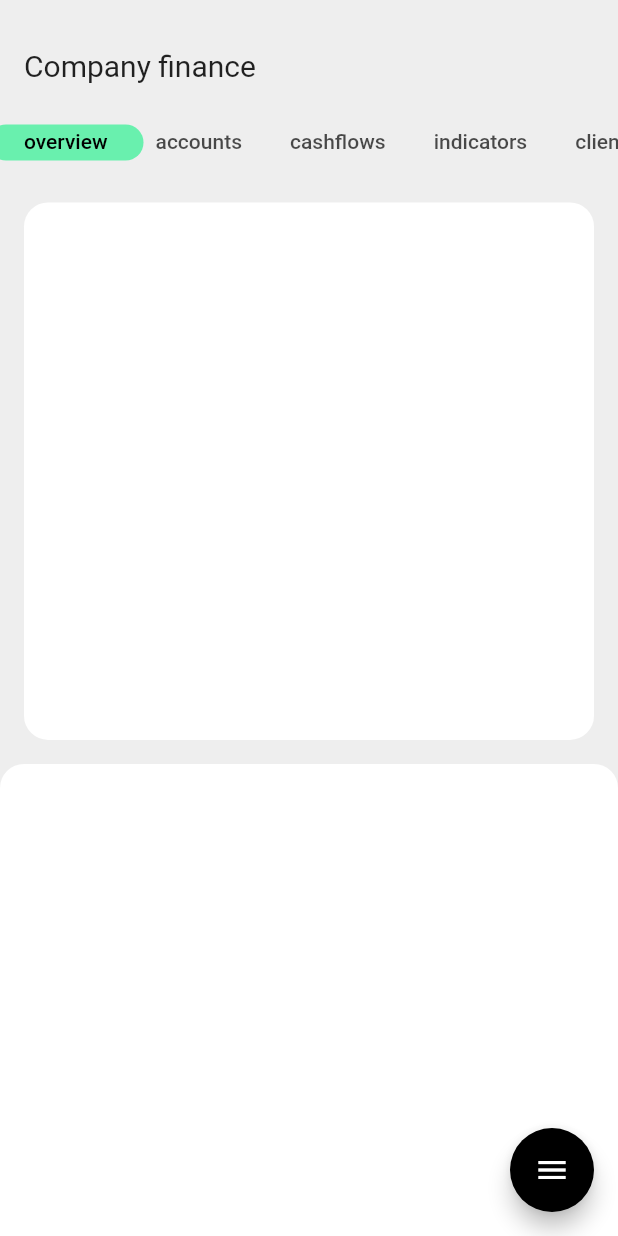
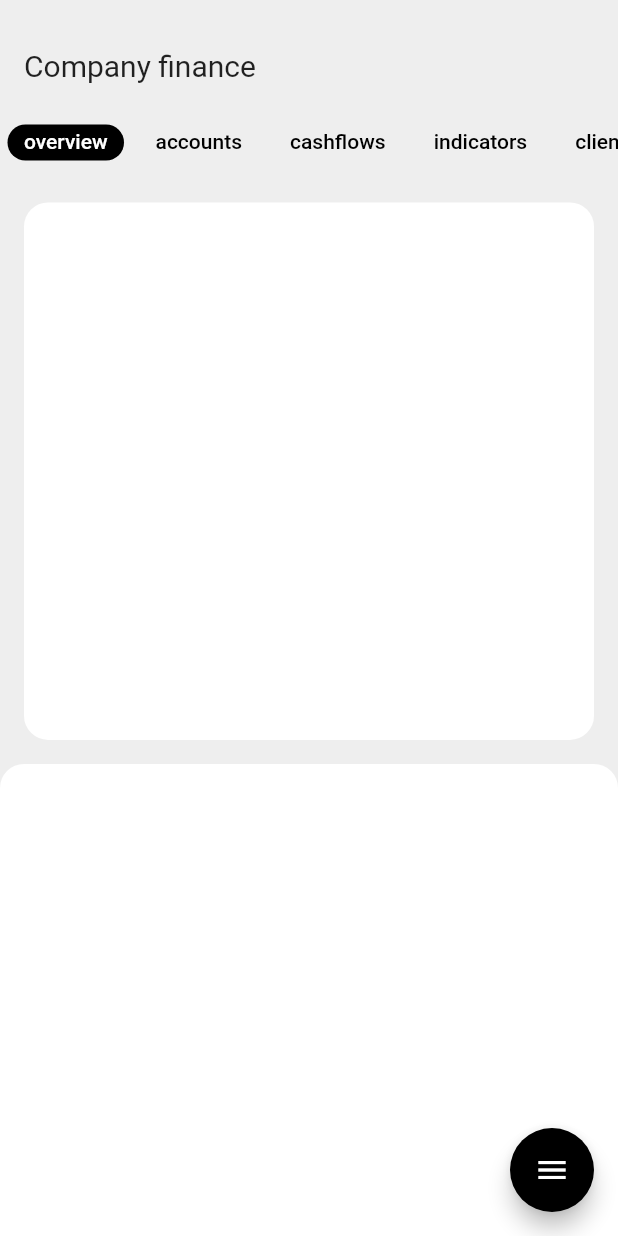
Before and after one commit to JAICHANGPARK/flutter_notebook_19th_story, a Flutter app: the screen it shows after launch, on a phone screen of 412 x 824 dp. Run offline on Flutter 3.47's test engine with Material 2 defaults, Android fonts, the phone set to English and light mode, and no system bars; our stand-ins replace bubble_tab_indicator, cached_network_image, countup, fl_chart, flutter_riverpod, freezed_annotation and 2 more.

Commit message:
Update biz_main_page.dart

```diff
--- a/lib/ep1136_business_assistance_app/src/ui/biz_main_page.dart
+++ b/lib/ep1136_business_assistance_app/src/ui/biz_main_page.dart
@@ -51,9 +51,16 @@ class _BizMainPageState extends State<BizMainPage> with SingleTickerProviderStat
                 child: TabBar(
                   controller: tabController,
                   isScrollable: true,
-                  labelColor: Colors.black,
+                  unselectedLabelColor: Colors.black,
+                  labelColor: Colors.white,
                   indicatorSize: TabBarIndicatorSize.tab,
-                  indicator: BubbleTabIndicator(),
+                  indicator: BubbleTabIndicator(
+                    indicatorHeight: 24,
+                    indicatorColor: Colors.black,
+                    tabBarIndicatorSize: TabBarIndicatorSize.tab,
+
+
+                  ),
                   tabs: const [
                     Tab(
                       text: "overview",
```
